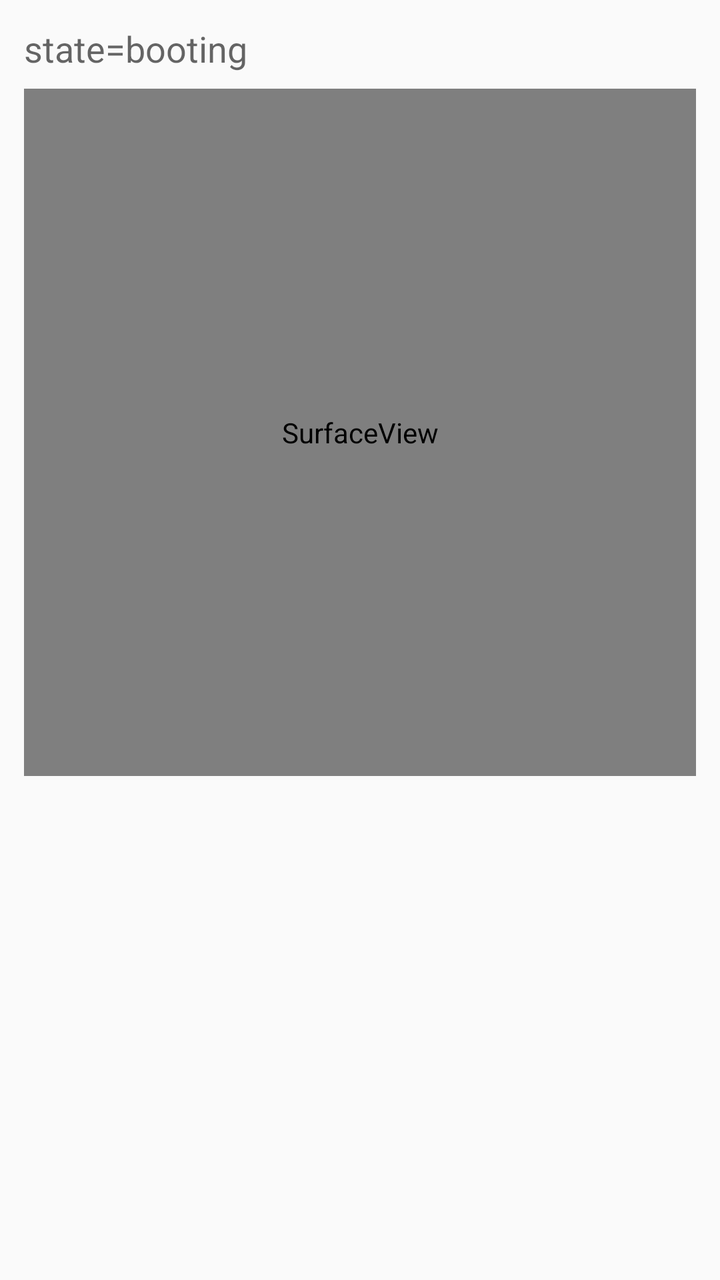
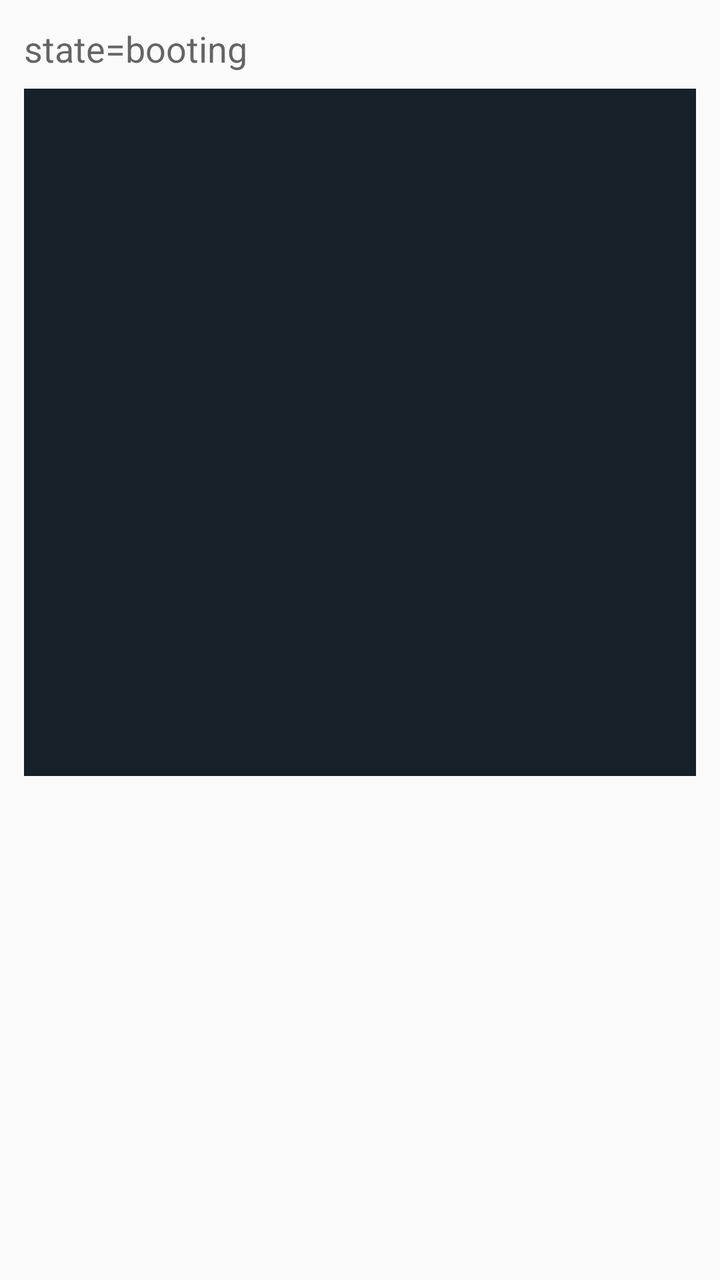

An Android layout rendered at two revisions. The XML below is the earlier revision; the diff shows what the commit changed to produce the second picture.
<!-- AndroidManifest.xml: application theme android:Theme.Material.Light.NoActionBar -->
<!-- res/layout/activity_main.xml -->
<LinearLayout xmlns:android="http://schemas.android.com/apk/res/android"
    android:layout_width="match_parent"
    android:layout_height="match_parent"
    android:orientation="vertical"
    android:padding="12dp">

    <TextView
        android:id="@+id/status_text"
        android:layout_width="match_parent"
        android:layout_height="wrap_content"
        android:paddingBottom="8dp"
        android:text="@string/status_booting"
        android:textAppearance="@android:style/TextAppearance.Material.Medium" />

    <SurfaceView
        android:id="@+id/host_surface"
        android:layout_width="match_parent"
        android:layout_height="0dp"
        android:layout_weight="1"
        android:background="#162028" />

    <ScrollView
        android:layout_width="match_parent"
        android:layout_height="240dp"
        android:fillViewport="true">

        <TextView
            android:id="@+id/event_log"
            android:layout_width="match_parent"
            android:layout_height="wrap_content"
            android:fontFamily="monospace"
            android:paddingTop="8dp"
            android:textAppearance="@android:style/TextAppearance.Material.Small" />
    </ScrollView>
</LinearLayout>
<!-- resources referenced by this layout -->
<resources>
  <string name="status_booting">state=booting</string>
</resources>

<!-- the commit's change to res/layout/activity_main.xml (unified diff, before → after) -->
@@ -12,8 +12,8 @@
         android:text="@string/status_booting"
         android:textAppearance="@android:style/TextAppearance.Material.Medium" />
 
-    <SurfaceView
-        android:id="@+id/host_surface"
+    <FrameLayout
+        android:id="@+id/host_surface_container"
         android:layout_width="match_parent"
         android:layout_height="0dp"
         android:layout_weight="1"
